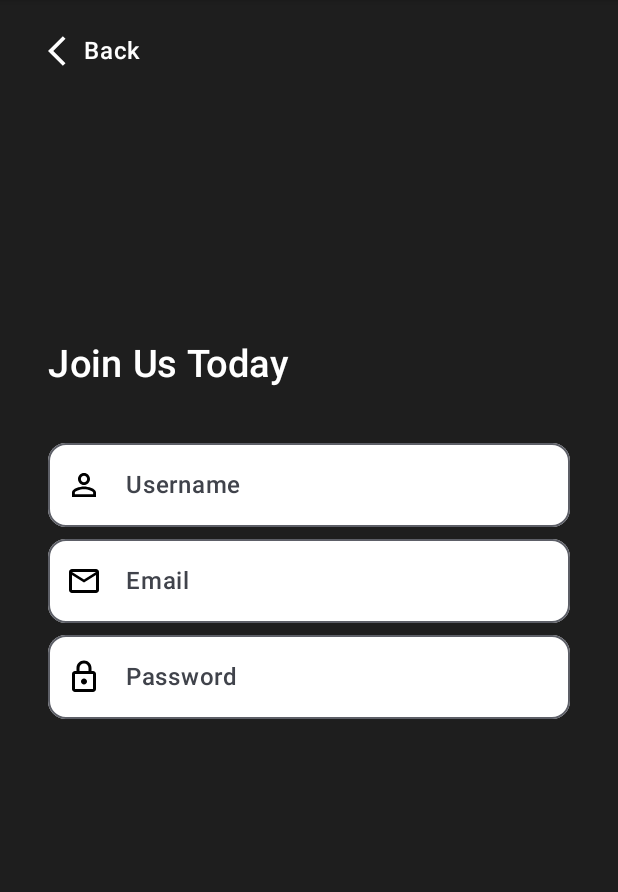
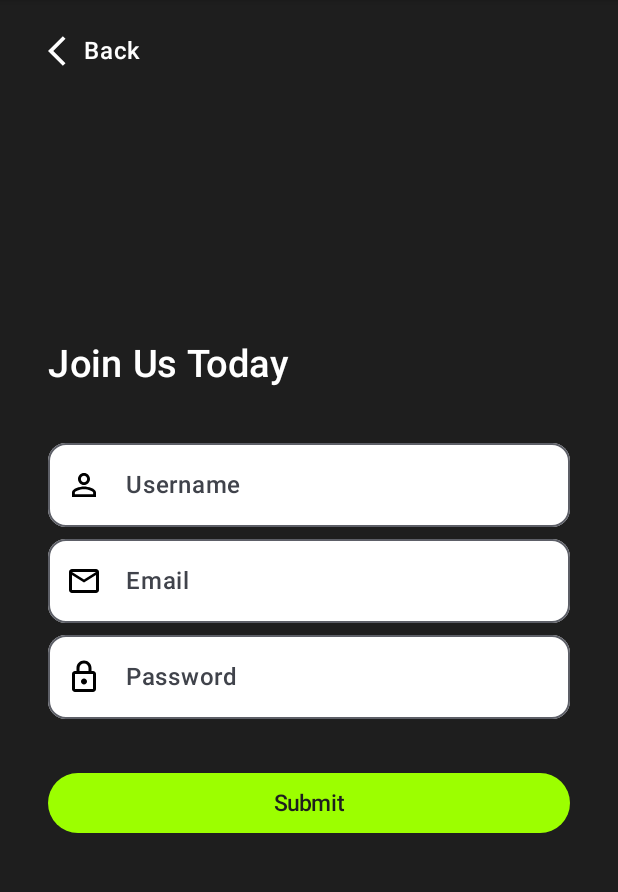
Before and after one commit to elvernh/RunningMate, an Android app built with Jetpack Compose: the screen it shows after launch (MainActivity), on a phone screen of 412 x 824 dp, the part 84-976 px from its top. Run offline under Robolectric (Android 15) with nearby library versions, the phone set to English and light mode, and no system bars; 2 statements that could not run were skipped.

Commit message:
Modified the RegisterView

```diff
--- a/app/build.gradle.kts
+++ b/app/build.gradle.kts
@@ -60,6 +60,7 @@ dependencies {
     implementation("com.squareup.retrofit2:retrofit:2.11.0") //utk request ke bacend
     implementation("com.squareup.retrofit2:converter-gson:2.11.0") // utk convert json ke class
     implementation("com.squareup.okhttp3:logging-interceptor:4.12.0") //utk logging
+    implementation ("com.squareup.retrofit2:retrofit-mock:2.9.0")
 
 //    tambahin untuk datastore preferences
     implementation("androidx.datastore:datastore-preferences:1.0.0")
--- a/app/src/main/java/com/example/runningmate/views/RegisterView.kt
+++ b/app/src/main/java/com/example/runningmate/views/RegisterView.kt
@@ -35,8 +35,11 @@ import androidx.lifecycle.viewmodel.compose.viewModel
 import androidx.navigation.NavHostController
 import androidx.navigation.compose.rememberNavController
 import com.example.runningmate.R
+import com.example.runningmate.enums.PagesEnum
+import com.example.runningmate.repositories.FakeAuthenticationRepository
 import com.example.runningmate.viewmodel.AuthenticationViewModel
 import com.example.runningmate.views.components.AuthenticationOutlinedTextField
+import com.example.runningmate.views.components.AuthenticationSubmitButton
 
 @Composable
 fun RegisterView(
@@ -48,7 +51,9 @@ fun RegisterView(
     Column(modifier = Modifier.fillMaxSize().background(backgroundColor).padding(vertical = 78.dp, horizontal = 32.dp)) {
         Row(Modifier.fillMaxWidth().clickable(
             onClick = {
-
+                navController.navigate(PagesEnum.Welcome.name){
+                    popUpTo(PagesEnum.Register.name) { inclusive = true }
+                }
             }
         ),
             verticalAlignment = Alignment.CenterVertically) {
@@ -134,6 +139,14 @@ fun RegisterView(
                     Modifier.fillMaxWidth()
                 )
             }
+            Row(modifier = Modifier.fillMaxWidth().padding(top = 32.dp)){
+                AuthenticationSubmitButton(
+                    buttonText = stringResource(id = R.string.submit),
+                    onButtonClick = {
+                        authenticationViewModel.registerUser(navController)
+                    },
+                )
+            }
         }
     }
 }
@@ -141,8 +154,6 @@ fun RegisterView(
 @Preview(showBackground = true, showSystemUi = true, apiLevel = 34)
 @Composable
 fun preRegisterView(){
-    RegisterView(
-        authenticationViewModel = viewModel(),
-        navController = rememberNavController()
-    )
+    val mockViewModel = AuthenticationViewModel(FakeAuthenticationRepository())
+    RegisterView(authenticationViewModel = mockViewModel, navController = rememberNavController())
 }
--- a/app/src/main/java/com/example/runningmate/views/components/AuthenticationTemplate.kt
+++ b/app/src/main/java/com/example/runningmate/views/components/AuthenticationTemplate.kt
@@ -5,6 +5,8 @@ import androidx.compose.foundation.layout.fillMaxWidth
 import androidx.compose.foundation.shape.RoundedCornerShape
 import androidx.compose.foundation.text.KeyboardActions
 import androidx.compose.foundation.text.KeyboardOptions
+import androidx.compose.material3.Button
+import androidx.compose.material3.ButtonDefaults
 import androidx.compose.material3.OutlinedTextField
 import androidx.compose.material3.OutlinedTextFieldDefaults
 import androidx.compose.material3.Text
@@ -15,6 +17,7 @@ import androidx.compose.ui.graphics.painter.Painter
 import androidx.compose.ui.res.painterResource
 import androidx.compose.ui.text.font.FontWeight
 import androidx.compose.ui.unit.dp
+import androidx.compose.ui.unit.sp
 import com.example.runningmate.R
 
 @Composable
@@ -65,3 +68,26 @@ fun AuthenticationOutlinedTextField(
         shape = RoundedCornerShape(12.dp)
     )
 }
+
+@Composable
+fun AuthenticationSubmitButton(
+    buttonText: String,
+    onButtonClick: () -> Unit,
+    textModifier: Modifier = Modifier,
+){
+    val primaryColor = Color(0xFF9CFF00)
+
+    Button(
+        onClick = onButtonClick,
+        modifier = Modifier.fillMaxWidth(),
+        colors = ButtonDefaults.buttonColors(primaryColor),
+    ) {
+        Text(
+            text = buttonText,
+            fontSize = 15.sp,
+            fontWeight = FontWeight.Medium,
+            modifier = textModifier,
+            color = Color(0xFF1E1E1E)
+        )
+    }
+}
--- a/app/src/main/res/values/strings.xml
+++ b/app/src/main/res/values/strings.xml
@@ -3,4 +3,8 @@
     <string name="usernameText">Username</string>
     <string name="passwordText">Password</string>
     <string name="emailText">Email</string>
+    <string name="getStarted">Get Started</string>
+    <string name="submit">Submit</string>
+
+
 </resources>
```
Also changed, not shown: app/src/main/java/com/example/runningmate/repositories/FakeAuthenticationRepository.kt (added, +31 -0 lines), app/src/main/java/com/example/runningmate/uiStates/AuthenticationStatusUIState.kt (added, +10 -0 lines), app/src/main/java/com/example/runningmate/viewmodel/AuthenticationViewModel.kt (+86 -0 lines).
